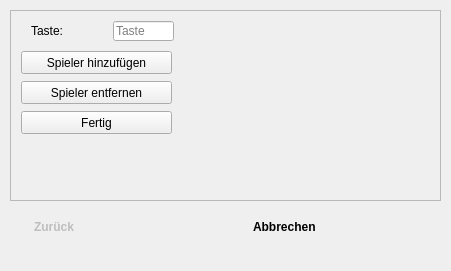
This is forms/setupwindow.ui in OliverSuchan/EasySet as Qt 5 draws it before an edit. The edited form follows.
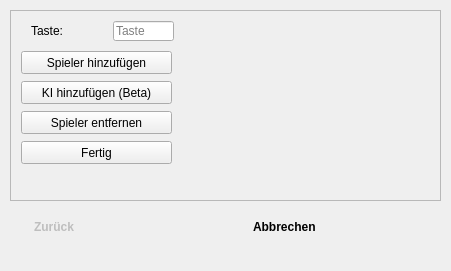
This is the edited form. The open tabs and pages were chosen to show the change. Icons and pictures are not drawn.

Diff of the .ui file:
```diff
--- a/forms/setupwindow.ui
+++ b/forms/setupwindow.ui
@@ -116,7 +116,7 @@
       <property name="geometry">
        <rect>
         <x>10</x>
-        <y>70</y>
+        <y>100</y>
         <width>151</width>
         <height>23</height>
        </rect>
@@ -129,7 +129,7 @@
       <property name="geometry">
        <rect>
         <x>10</x>
-        <y>100</y>
+        <y>130</y>
         <width>151</width>
         <height>23</height>
        </rect>
@@ -192,6 +192,19 @@
        <enum>QListView::SinglePass</enum>
       </property>
      </widget>
+     <widget class="QPushButton" name="pushButton_9">
+      <property name="geometry">
+       <rect>
+        <x>10</x>
+        <y>70</y>
+        <width>151</width>
+        <height>23</height>
+       </rect>
+      </property>
+      <property name="text">
+       <string>KI hinzufügen (Beta)</string>
+      </property>
+     </widget>
     </widget>
     <widget class="QWidget" name="remoteGameChoice">
      <widget class="QPushButton" name="pushButton_6">
```
Left out of the diff: 10 changed lines with no effect on the pictures.
